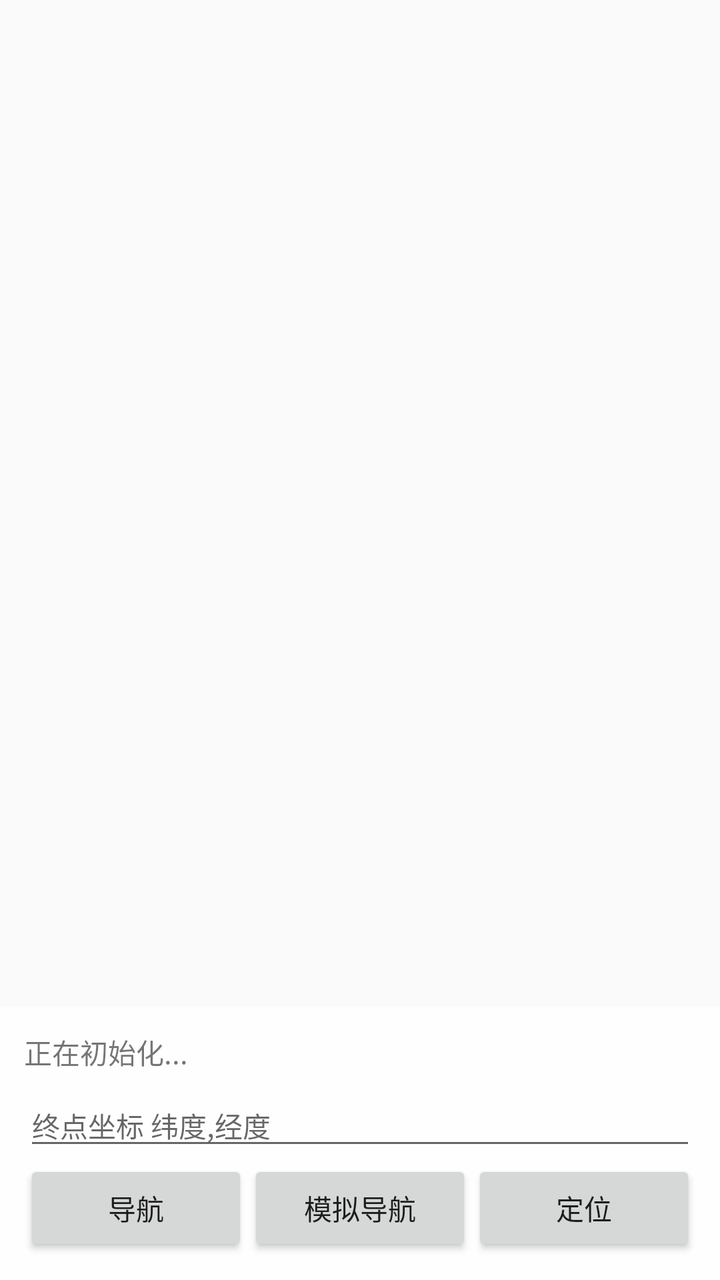
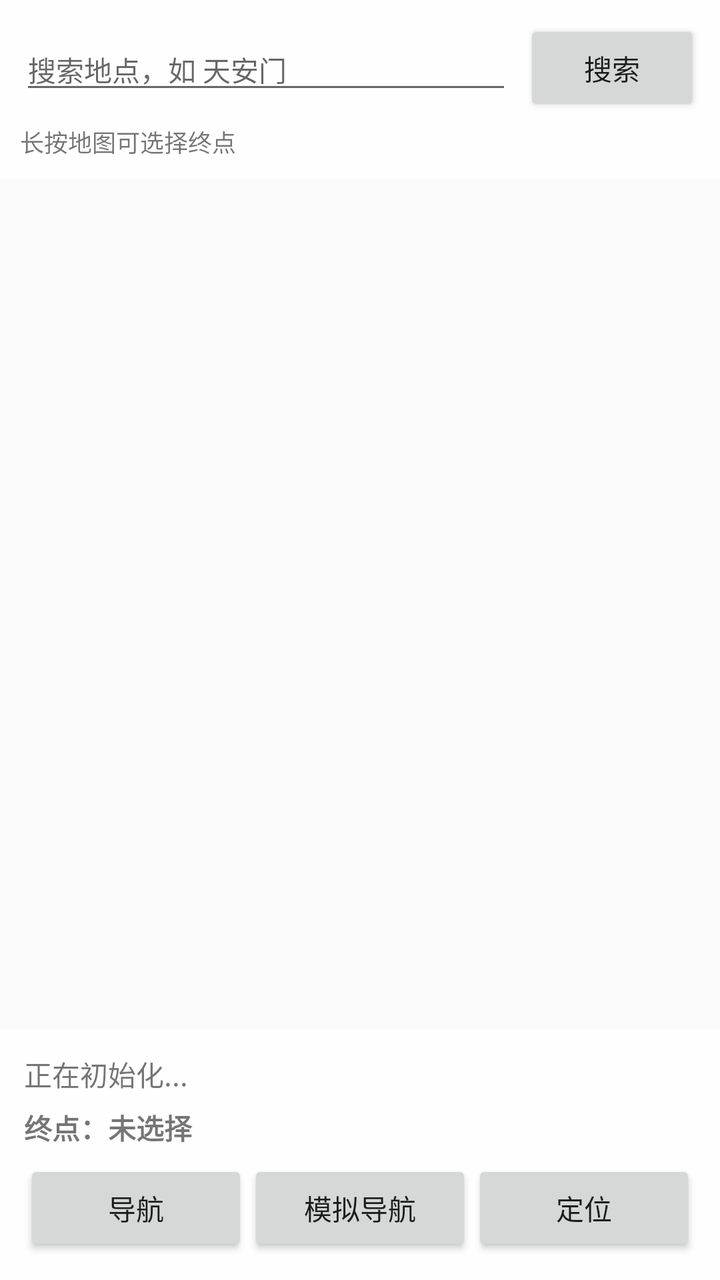

An Android layout rendered at two revisions. The XML below is the earlier revision; the diff shows what the commit changed to produce the second picture.
<!-- AndroidManifest.xml: application theme Theme.MyMap -->
<!-- res/layout/activity_map.xml -->
<?xml version="1.0" encoding="utf-8"?>
<FrameLayout xmlns:android="http://schemas.android.com/apk/res/android"
    android:layout_width="match_parent"
    android:layout_height="match_parent">

    
    <FrameLayout
        android:id="@+id/map_container"
        android:layout_width="match_parent"
        android:layout_height="match_parent" />

    <FrameLayout
        android:id="@+id/navi_container"
        android:layout_width="match_parent"
        android:layout_height="match_parent" />

    <LinearLayout
        android:layout_width="match_parent"
        android:layout_height="wrap_content"
        android:layout_gravity="bottom"
        android:background="#E6FFFFFF"
        android:orientation="vertical"
        android:padding="12dp">

        <TextView
            android:id="@+id/status_text"
            android:layout_width="match_parent"
            android:layout_height="wrap_content"
            android:paddingBottom="6dp"
            android:text="正在初始化..."
            android:textSize="14sp" />

        <EditText
            android:id="@+id/destination_input"
            android:layout_width="match_parent"
            android:layout_height="wrap_content"
            android:hint="终点坐标 纬度,经度"
            android:importantForAutofill="no"
            android:inputType="text"
            android:singleLine="true"
            android:textSize="14sp" />

        <LinearLayout
            android:layout_width="match_parent"
            android:layout_height="wrap_content"
            android:orientation="horizontal">

            <Button
                android:id="@+id/start_button"
                android:layout_width="0dp"
                android:layout_height="wrap_content"
                android:layout_weight="1"
                android:text="导航" />

            <Button
                android:id="@+id/mock_button"
                android:layout_width="0dp"
                android:layout_height="wrap_content"
                android:layout_weight="1"
                android:text="模拟导航" />

            <Button
                android:id="@+id/locate_button"
                android:layout_width="0dp"
                android:layout_height="wrap_content"
                android:layout_weight="1"
                android:text="定位" />
        </LinearLayout>
    </LinearLayout>
</FrameLayout>
<!-- resources referenced by this layout -->
<resources>
  <style name="Theme.MyMap" parent="android:Theme.Material.Light.NoActionBar" />
</resources>

<!-- the commit's change to res/layout/activity_map.xml (unified diff, before → after) -->
@@ -17,6 +17,48 @@
     <LinearLayout
         android:layout_width="match_parent"
         android:layout_height="wrap_content"
+        android:layout_gravity="top"
+        android:background="#E6FFFFFF"
+        android:orientation="vertical"
+        android:padding="10dp">
+
+        <LinearLayout
+            android:layout_width="match_parent"
+            android:layout_height="wrap_content"
+            android:orientation="horizontal">
+
+            <EditText
+                android:id="@+id/search_input"
+                android:layout_width="0dp"
+                android:layout_height="wrap_content"
+                android:layout_weight="1"
+                android:hint="搜索地点，如 天安门"
+                android:imeOptions="actionSearch"
+                android:importantForAutofill="no"
+                android:inputType="text"
+                android:singleLine="true"
+                android:textSize="14sp" />
+
+            <Button
+                android:id="@+id/search_button"
+                android:layout_width="wrap_content"
+                android:layout_height="wrap_content"
+                android:layout_marginStart="6dp"
+                android:text="搜索" />
+        </LinearLayout>
+
+        <TextView
+            android:id="@+id/hint_text"
+            android:layout_width="match_parent"
+            android:layout_height="wrap_content"
+            android:paddingTop="4dp"
+            android:text="长按地图可选择终点"
+            android:textSize="12sp" />
+    </LinearLayout>
+
+    <LinearLayout
+        android:layout_width="match_parent"
+        android:layout_height="wrap_content"
         android:layout_gravity="bottom"
         android:background="#E6FFFFFF"
         android:orientation="vertical"
@@ -30,15 +72,14 @@
             android:text="正在初始化..."
             android:textSize="14sp" />
 
-        <EditText
-            android:id="@+id/destination_input"
+        <TextView
+            android:id="@+id/destination_text"
             android:layout_width="match_parent"
             android:layout_height="wrap_content"
-            android:hint="终点坐标 纬度,经度"
-            android:importantForAutofill="no"
-            android:inputType="text"
-            android:singleLine="true"
-            android:textSize="14sp" />
+            android:paddingBottom="6dp"
+            android:text="终点：未选择"
+            android:textSize="14sp"
+            android:textStyle="bold" />
 
         <LinearLayout
             android:layout_width="match_parent"
@@ -67,4 +108,15 @@
                 android:text="定位" />
         </LinearLayout>
     </LinearLayout>
+
+    
+    <ListView
+        android:id="@+id/result_list"
+        android:layout_width="match_parent"
+        android:layout_height="0dp"
+        android:layout_gravity="center_vertical"
+        android:layout_marginTop="80dp"
+        android:layout_marginBottom="160dp"
+        android:background="#F2FFFFFF"
+        android:visibility="gone" />
 </FrameLayout>
